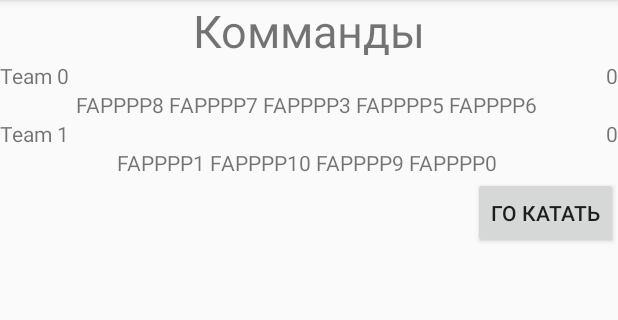
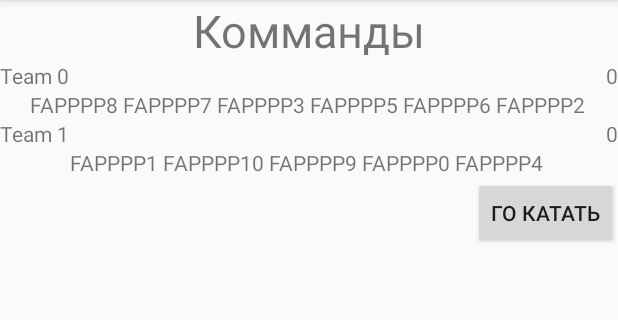
Before and after one commit to SergeyRF/Shlypa2, an Android app: the TeemActivity screen opened directly, with no data from a screen before it, on a phone screen of 412 x 824 dp, the part 84-404 px from its top. Run offline under Robolectric (Android 15) with nearby library versions, the phone set to English and light mode, and no system bars.

Commit message:
work in progress

```diff
--- a/app/src/main/java/com/example/sergey/shlypa2/TeemAdapter.kt
+++ b/app/src/main/java/com/example/sergey/shlypa2/TeemAdapter.kt
@@ -43,7 +43,7 @@ class Holder1(view:View):RecyclerView.ViewHolder(view){
         teemScores.text = teem.scores.toString()
 
         var player = StringBuffer("")
-        for (i in 0 until teem.players.size-1){
+        for (i in 0 until teem.players.size){
             player.append(teem.players[i].name + " ")
         }
         listPlayers.text =player
```
